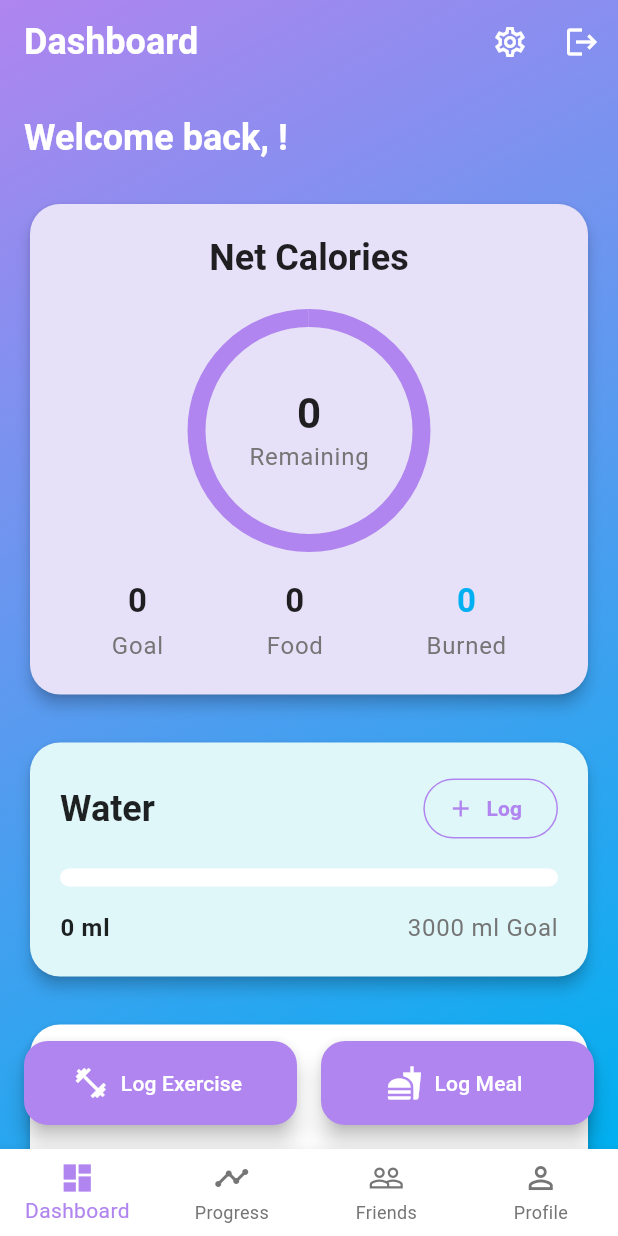
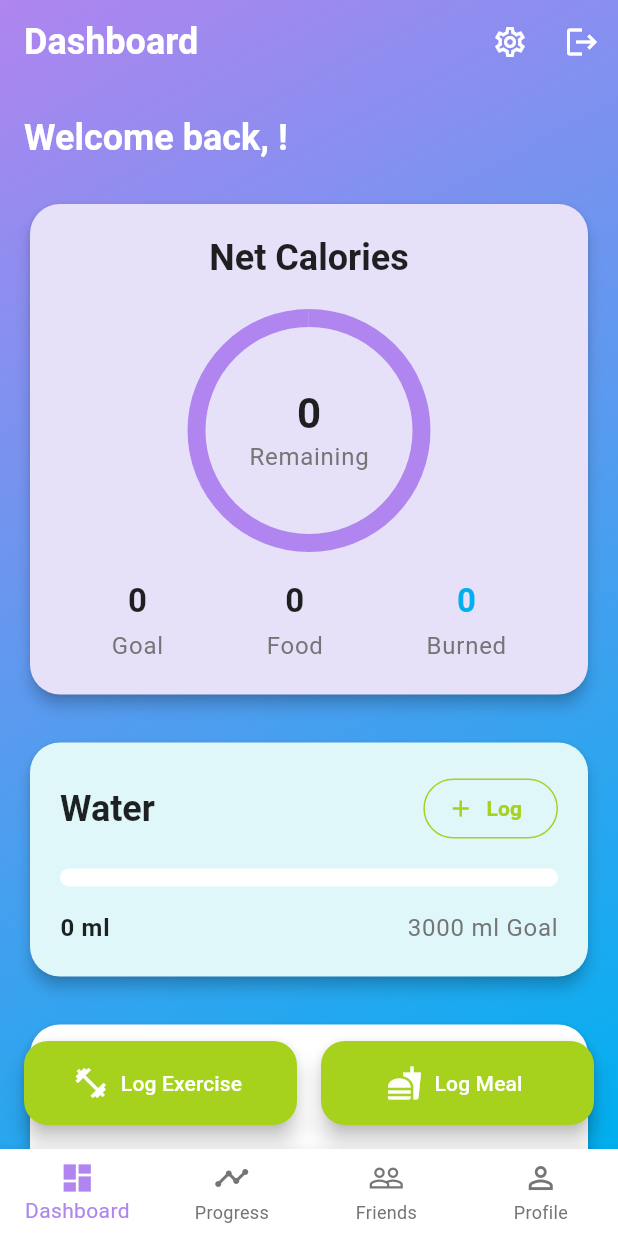
Before and after one commit to loveucifer/MEDfree, a Flutter app: the screen it shows once a user with an empty profile is signed in, on a phone screen of 412 x 824 dp. Run offline on Flutter 3.47's test engine with Material 3 defaults, Android fonts, the phone set to English and light mode, and no system bars; our stand-ins replace fl_chart, flutter_dotenv, flutter_local_notifications, shared_preferences, shimmer, supabase_flutter and 1 more; missing offline and left inert: mobile_scanner; accounts and stored records are empty; network calls fail.

Commit message:
Add files via upload

```diff
--- a/lib/screens/home_screen.dart
+++ b/lib/screens/home_screen.dart
@@ -158,6 +158,9 @@ class _HomeScreenState extends State<HomeScreen> {
   }
 
   Widget _buildActionButtons() {
+    const Color buttonColor = Color(0xFFA6D11D);
+    const Color foregroundColor = Colors.white;
+
     return Padding(
       padding: const EdgeInsets.symmetric(horizontal: 16.0),
       child: Row(
@@ -172,6 +175,8 @@ class _HomeScreenState extends State<HomeScreen> {
               },
               icon: const Icon(Icons.fitness_center),
               label: const Text('Log Exercise'),
+              backgroundColor: buttonColor,
+              foregroundColor: foregroundColor,
             ),
           ),
           const SizedBox(width: 16),
@@ -184,6 +189,8 @@ class _HomeScreenState extends State<HomeScreen> {
               },
               icon: const Icon(Icons.fastfood),
               label: const Text('Log Meal'),
+              backgroundColor: buttonColor,
+              foregroundColor: foregroundColor,
             ),
           ),
         ],
@@ -224,6 +231,8 @@ class _HomeScreenState extends State<HomeScreen> {
   }
 
   Widget _buildWaterSummaryCard(ThemeData theme) {
+    const Color logButtonColor = Color(0xFFA6D11D);
+
     return Card(
       // PASTEL COLOR ADDED
       color: const Color(0xFFE0F7FA), // Light pastel blue/cyan
@@ -234,9 +243,12 @@ class _HomeScreenState extends State<HomeScreen> {
                  Text('Water', style: theme.textTheme.headlineSmall?.copyWith(fontWeight: FontWeight.bold)),
                  OutlinedButton.icon(
                     onPressed: () => _logWater(250),
-                    icon: Icon(Icons.add, color: theme.colorScheme.primary),
-                    label: Text("Log", style: TextStyle(color: theme.colorScheme.primary, fontWeight: FontWeight.bold)),
-                    style: OutlinedButton.styleFrom(side: BorderSide(color: theme.colorScheme.primary), shape: RoundedRectangleBorder(borderRadius: BorderRadius.circular(20)))
+                    icon: const Icon(Icons.add, color: logButtonColor),
+                    label: const Text("Log", style: TextStyle(color: logButtonColor, fontWeight: FontWeight.bold)),
+                    style: OutlinedButton.styleFrom(
+                      side: const BorderSide(color: logButtonColor),
+                      shape: RoundedRectangleBorder(borderRadius: BorderRadius.circular(20))
+                    )
                  )
                ],),
             const SizedBox(height: 16),
```
